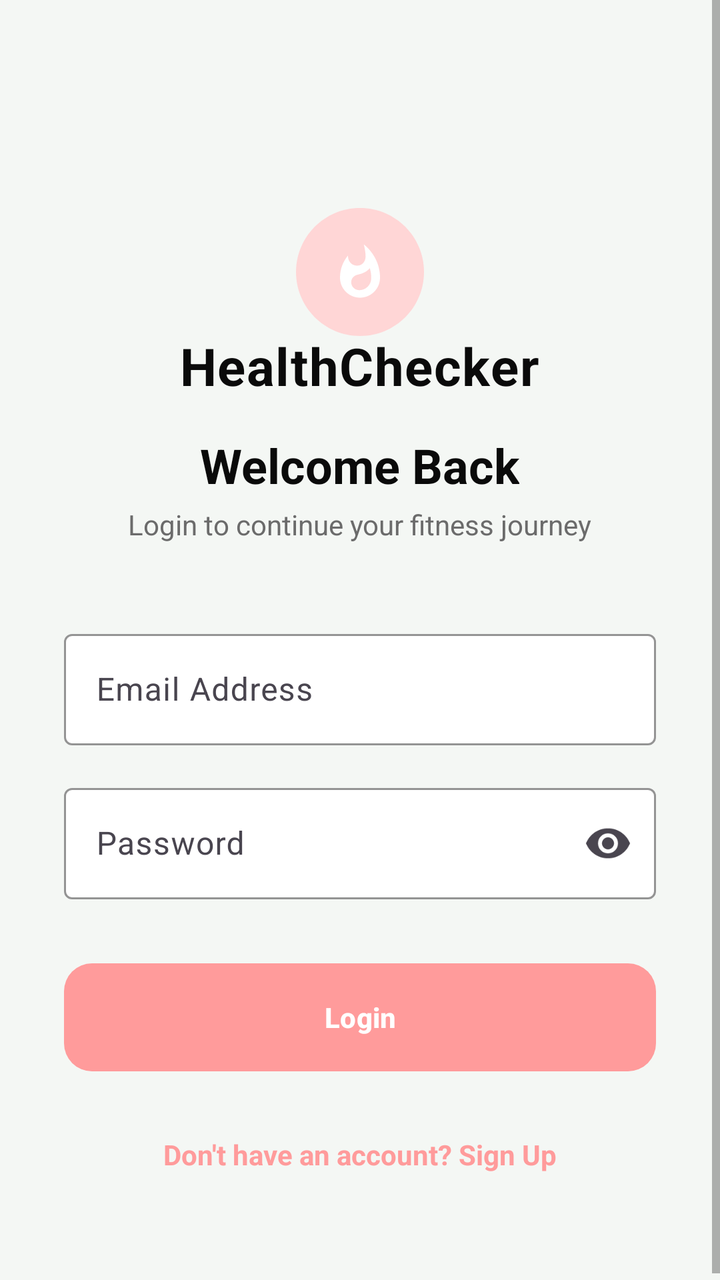
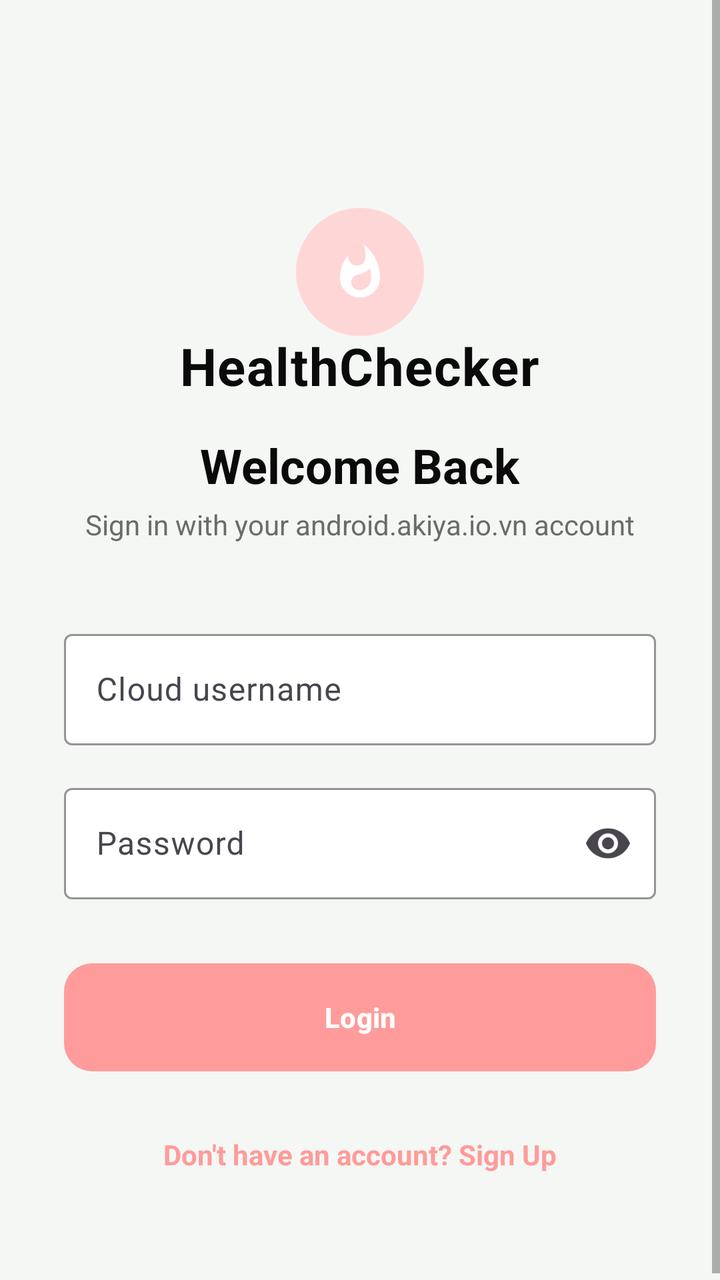

Before-and-after screenshots of an Android layout around one commit, followed by the original layout XML and the change that was made.
<!-- AndroidManifest.xml: application theme Theme.FitTrack -->
<!-- res/layout/fragment_login.xml -->
<?xml version="1.0" encoding="utf-8"?>
<ScrollView xmlns:android="http://schemas.android.com/apk/res/android"
    xmlns:app="http://schemas.android.com/apk/res-auto"
    android:layout_width="match_parent"
    android:layout_height="match_parent"
    android:fillViewport="true"
    android:background="@color/bg_primary">

    <LinearLayout
        android:layout_width="match_parent"
        android:layout_height="wrap_content"
        android:orientation="vertical"
        android:gravity="center"
        android:padding="32dp">

        <include
            layout="@layout/view_brand_logo"
            android:layout_width="wrap_content"
            android:layout_height="wrap_content" />

        <TextView
            android:layout_width="wrap_content"
            android:layout_height="wrap_content"
            android:text="Welcome Back"
            android:textColor="@color/text_primary"
            android:textSize="24sp"
            android:textStyle="bold"
            android:layout_marginTop="16dp" />

        <TextView
            android:layout_width="wrap_content"
            android:layout_height="wrap_content"
            android:text="Login to continue your fitness journey"
            android:textColor="@color/text_secondary"
            android:textSize="14sp"
            android:layout_marginTop="4dp"
            android:layout_marginBottom="40dp" />

        <com.google.android.material.textfield.TextInputLayout
            android:layout_width="match_parent"
            android:layout_height="wrap_content"
            android:hint="Email Address"
            app:boxBackgroundColor="@color/bg_surface"
            app:boxStrokeColor="@color/accent_pink"
            app:hintTextColor="@color/text_secondary">

            <com.google.android.material.textfield.TextInputEditText
                android:id="@+id/etEmail"
                android:layout_width="match_parent"
                android:layout_height="wrap_content"
                android:textColor="@color/text_primary"
                android:inputType="textEmailAddress" />
        </com.google.android.material.textfield.TextInputLayout>

        <com.google.android.material.textfield.TextInputLayout
            android:layout_width="match_parent"
            android:layout_height="wrap_content"
            android:layout_marginTop="16dp"
            android:hint="Password"
            app:boxBackgroundColor="@color/bg_surface"
            app:boxStrokeColor="@color/accent_pink"
            app:hintTextColor="@color/text_secondary"
            app:endIconMode="password_toggle">

            <com.google.android.material.textfield.TextInputEditText
                android:id="@+id/etPassword"
                android:layout_width="match_parent"
                android:layout_height="wrap_content"
                android:textColor="@color/text_primary"
                android:inputType="textPassword" />
        </com.google.android.material.textfield.TextInputLayout>

        <com.google.android.material.button.MaterialButton
            android:id="@+id/btnLogin"
            android:layout_width="match_parent"
            android:layout_height="wrap_content"
            android:layout_marginTop="32dp"
            android:text="Login"
            app:backgroundTint="@color/accent_pink"
            android:textColor="@color/white" />

        <TextView
            android:id="@+id/tvGoRegister"
            android:layout_width="wrap_content"
            android:layout_height="wrap_content"
            android:layout_marginTop="24dp"
            android:padding="8dp"
            android:text="Don't have an account? Sign Up"
            android:textColor="@color/accent_pink"
            android:textSize="14sp"
            android:textStyle="bold" />

    </LinearLayout>
</ScrollView>
<!-- res/layout/view_brand_logo.xml (included above) -->
<?xml version="1.0" encoding="utf-8"?>
<merge xmlns:android="http://schemas.android.com/apk/res/android"
    xmlns:app="http://schemas.android.com/apk/res-auto">

    <ImageView
        android:layout_width="64dp"
        android:layout_height="64dp"
        android:layout_marginTop="72dp"
        android:src="@drawable/bg_logo_badge_gradient"
        android:contentDescription="@string/app_name" />

    <ImageView
        android:layout_width="30dp"
        android:layout_height="30dp"
        android:layout_marginTop="-47dp"
        android:src="@drawable/ic_flame"
        app:tint="@color/white"
        android:contentDescription="@null" />

    <TextView
        android:layout_width="wrap_content"
        android:layout_height="wrap_content"
        android:layout_marginTop="14dp"
        android:text="HealthChecker"
        android:textColor="@color/text_primary"
        android:textSize="26sp"
        android:textStyle="bold"
        android:letterSpacing="0.02" />

</merge>
<!-- resources referenced by this layout -->
<resources>
  <color name="accent_pink">#FF9B9B</color>
  <color name="bg_primary">#F4F7F4</color>
  <color name="bg_surface">#FFFFFF</color>
  <color name="text_primary">#0A0A0A</color>
  <color name="text_secondary">#6B6B6B</color>
  <color name="white">#FFFFFF</color>
  <!-- drawable bg_logo_badge_gradient (drawable) -->
  <?xml version="1.0" encoding="utf-8"?>
  <vector xmlns:android="http://schemas.android.com/apk/res/android"
      xmlns:aapt="http://schemas.android.com/aapt"
      android:width="64dp" android:height="64dp"
      android:viewportWidth="64" android:viewportHeight="64">
      <path android:pathData="M32,0c17.67,0 32,14.33 32,32s-14.33,32 -32,32S0,49.67 0,32 14.33,0 32,0z">
          <aapt:attr name="android:fillColor">
              <gradient
                  android:type="linear"
                  android:angle="315"
                  android:startColor="#FF9B9B"
                  android:centerColor="#FFB9B9"
                  android:endColor="#FFD6D6" />
          </aapt:attr>
      </path>
  </vector>
  <!-- drawable ic_flame (drawable) -->
  <vector xmlns:android="http://schemas.android.com/apk/res/android"
      android:width="24dp"
      android:height="24dp"
      android:viewportWidth="24"
      android:viewportHeight="24">
      <path
          android:fillColor="#000000"
          android:pathData="M13.5,0.67C13.5,0.67 14.24,3.32 14.24,5.47C14.24,7.53 12.89,9.2 10.83,9.2C8.76,9.2 7.2,7.53 7.2,5.47L7.23,5.11C5.21,7.51 4,10.62 4,14C4,18.42 7.58,22 12,22C16.42,22 20,18.42 20,14C20,8.61 17.41,3.8 13.5,0.67ZM11.71,19C9.93,19 8.49,17.6 8.49,15.86C8.49,14.24 9.54,13.1 11.3,12.74C13.07,12.38 14.9,11.53 15.92,10.16C16.31,11.45 16.5,12.81 16.5,14.2C16.5,16.85 14.36,19 11.71,19Z"/>
  </vector>
  <string name="app_name">HealthChecker</string>
  <style name="Theme.FitTrack" parent="Theme.Material3.Light.NoActionBar">
          <item name="colorPrimary">@color/accent_pink</item>
          <item name="colorPrimaryDark">@color/bg_primary</item>
          <item name="colorAccent">@color/accent_pink</item>
  
          <item name="colorSurface">@color/bg_surface</item>
          <item name="colorOnSurface">@color/text_primary</item>
          <item name="colorOnBackground">@color/text_primary</item>
          <item name="android:colorBackground">@color/bg_primary</item>
  
          <item name="android:windowBackground">@color/bg_primary</item>
          <item name="android:statusBarColor">@color/bg_primary</item>
          <item name="android:navigationBarColor">@color/bg_primary</item>
          <item name="android:windowLightStatusBar" tools:targetApi="m">true</item>
  
          <item name="android:textColorPrimary">@color/text_primary</item>
          <item name="android:textColorSecondary">@color/text_secondary</item>
  
          <item name="materialButtonStyle">@style/Widget.FitTrack.Button</item>
          <item name="bottomNavigationStyle">@style/Widget.FitTrack.BottomNav</item>
      </style>
  <style name="Widget.FitTrack.Button" parent="Widget.Material3.Button">
          <item name="cornerRadius">@dimen/corner_radius_small</item>
          <item name="android:insetTop">0dp</item>
          <item name="android:insetBottom">0dp</item>
          <item name="android:textAllCaps">false</item>
          <item name="android:textStyle">bold</item>
          <item name="android:minHeight">@dimen/button_height</item>
      </style>
  <style name="Widget.FitTrack.BottomNav" parent="Widget.Material3.BottomNavigationView">
          <item name="android:background">@color/bg_surface</item>
          <item name="itemIconTint">@color/bottom_nav_item_color</item>
          <item name="itemTextColor">@color/bottom_nav_item_color</item>
          <item name="elevation">8dp</item>
      </style>
  <dimen name="corner_radius_small">14dp</dimen>
  <dimen name="button_height">54dp</dimen>
</resources>

<!-- the commit's change to res/layout/fragment_login.xml (unified diff, before → after) -->
@@ -30,7 +30,7 @@
         <TextView
             android:layout_width="wrap_content"
             android:layout_height="wrap_content"
-            android:text="Login to continue your fitness journey"
+            android:text="Sign in with your android.akiya.io.vn account"
             android:textColor="@color/text_secondary"
             android:textSize="14sp"
             android:layout_marginTop="4dp"
@@ -39,17 +39,17 @@
         <com.google.android.material.textfield.TextInputLayout
             android:layout_width="match_parent"
             android:layout_height="wrap_content"
-            android:hint="Email Address"
+            android:hint="Cloud username"
             app:boxBackgroundColor="@color/bg_surface"
             app:boxStrokeColor="@color/accent_pink"
             app:hintTextColor="@color/text_secondary">
 
             <com.google.android.material.textfield.TextInputEditText
-                android:id="@+id/etEmail"
+                android:id="@+id/etUsername"
                 android:layout_width="match_parent"
                 android:layout_height="wrap_content"
                 android:textColor="@color/text_primary"
-                android:inputType="textEmailAddress" />
+                android:inputType="text" />
         </com.google.android.material.textfield.TextInputLayout>
 
         <com.google.android.material.textfield.TextInputLayout
